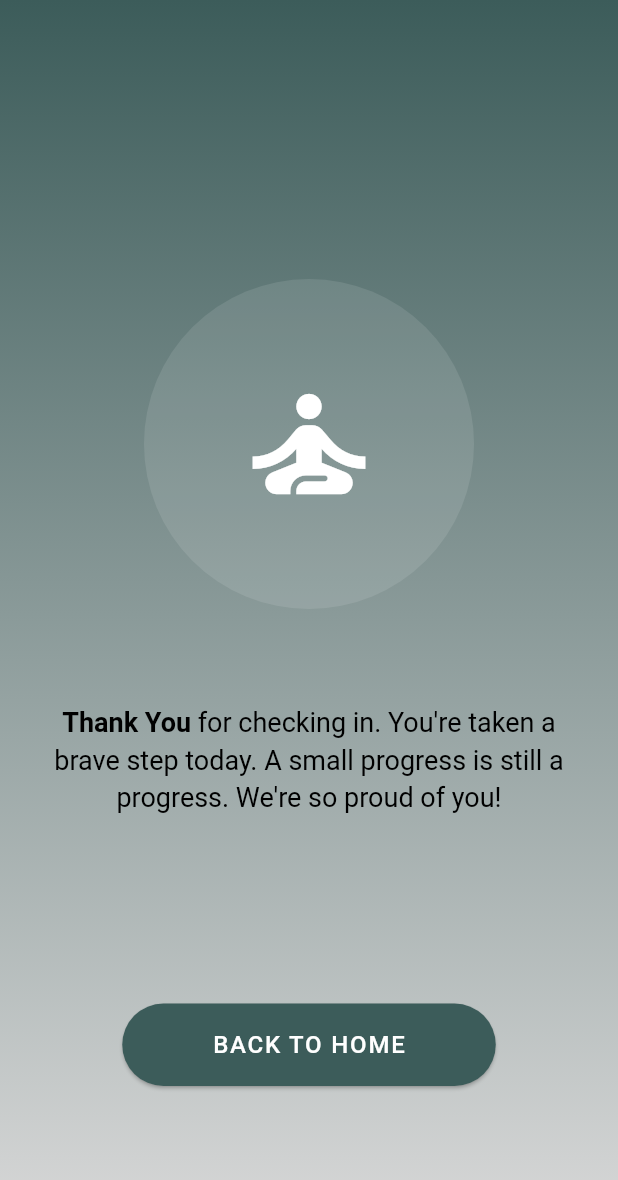
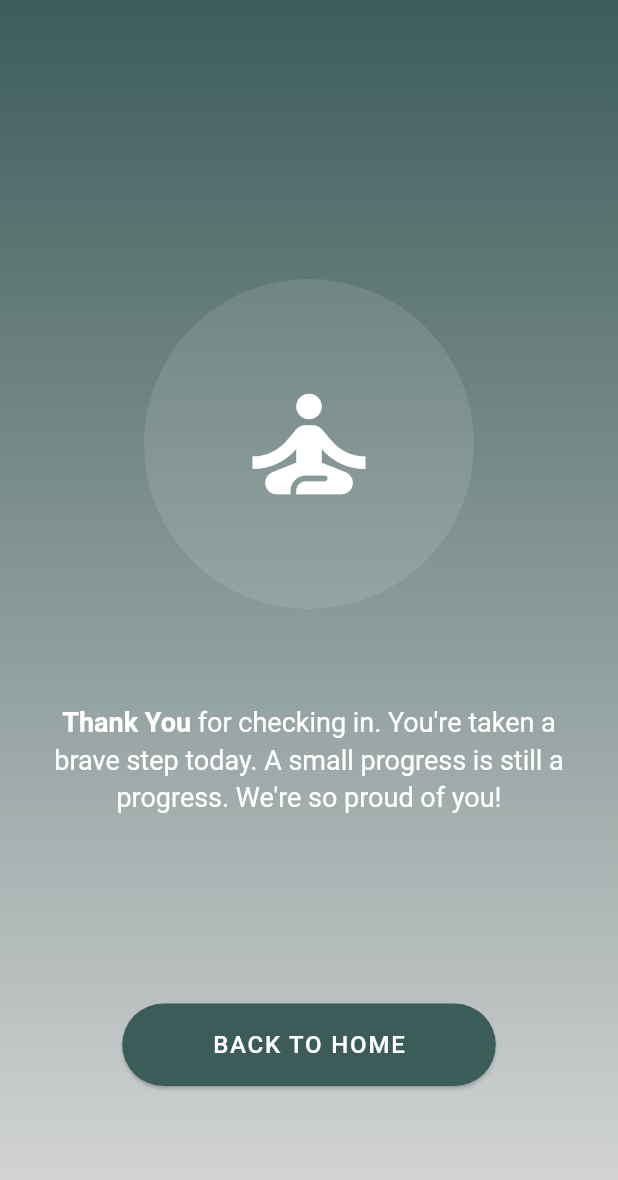
Before and after one commit to Jazmar0630/INNERBLOOM_app, a Flutter app: the MoodAppreciationPage screen opened directly, on a phone screen of 412 x 824 dp. Shown: the top 1180 px of the screen. Run offline on Flutter 3.47's test engine with Material 3 defaults, Android fonts, the phone set to English and light mode, and no system bars; our stand-ins replace cloud_firestore, firebase_auth, firebase_core, youtube_player_iframe; accounts and stored records are empty.

Commit message:
text color

```diff
--- a/lib/pages/mood/mood_appreciation.dart
+++ b/lib/pages/mood/mood_appreciation.dart
@@ -48,7 +48,7 @@ class MoodAppreciationPage extends StatelessWidget {
                       style: TextStyle(
                         fontSize: 18,
                         fontWeight: FontWeight.w400,
-                        color: Color.fromARGB(255, 0, 0, 0),
+                        color: Colors.white,
                         height: 1.4,
                       ),
                       children: [
```
